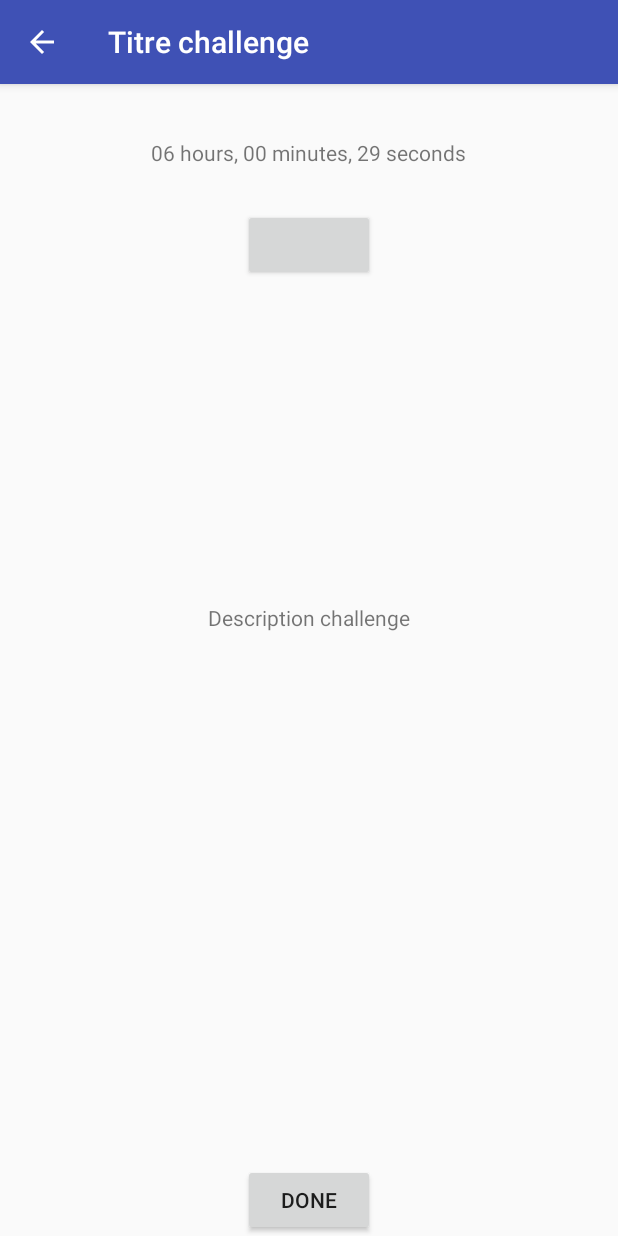
After one commit to MaDumont/rigolog-amc-2016, an Android app: the ChallengeDetail screen opened directly, with no data from a screen before it, on a phone screen of 412 x 824 dp. The commit adds this screen. Run offline under Robolectric (Android 15) with nearby library versions, the phone set to English and light mode, and no system bars.

Commit message:
ajout challenge detail

```diff
--- /dev/null
+++ b/Ringolog/app/src/main/java/com/example/ringolog/ringologapp/ChallengeDetail.java
@@ -0,0 +1,144 @@
+package com.example.ringolog.ringologapp;
+
+import android.content.Intent;
+import android.net.Uri;
+import android.os.Bundle;
+import android.os.CountDownTimer;
+import android.os.Environment;
+import android.provider.MediaStore;
+import android.support.design.widget.FloatingActionButton;
+import android.support.design.widget.Snackbar;
+import android.support.v7.app.AppCompatActivity;
+import android.support.v7.widget.Toolbar;
+import android.util.Log;
+import android.view.View;
+import android.widget.Button;
+import android.widget.Chronometer;
+import android.widget.TextView;
+
+import java.io.File;
+import java.io.IOException;
+import java.text.SimpleDateFormat;
+import java.util.Date;
+
+public class ChallengeDetail extends AppCompatActivity {
+
+    private static final int REQUEST_TAKE_PHOTO = 1;
+
+    @Override
+    protected void onCreate(Bundle savedInstanceState) {
+        super.onCreate(savedInstanceState);
+        setContentView(R.layout.activity_challenge_detail);
+        Toolbar toolbar = (Toolbar) findViewById(R.id.toolbar);
+        setSupportActionBar(toolbar);
+        getSupportActionBar().setDisplayHomeAsUpEnabled(true);
+        getSupportActionBar().setDisplayShowHomeEnabled(true);
+        getSupportActionBar().setTitle("Titre challenge");
+        toolbar.setNavigationOnClickListener(new View.OnClickListener() {
+            @Override
+            public void onClick(View v) {
+                finish();
+            }
+        });
+//        Chronometer timer = (Chronometer)findViewById(R.id.chronometer);
+//        timer.setFormat("");
+        final TextView timer = (TextView)findViewById(R.id.editTextTime);
+        int hoursToGo = 6;
+        int minutesToGo = 0;
+        int secondsToGo = 30;
+
+        int millisToGo = secondsToGo*1000+minutesToGo*1000*60+hoursToGo*1000*60*60;
+
+        new CountDownTimer(millisToGo,1000) {
+
+            @Override
+            public void onTick(long millis) {
+                int seconds = (int) (millis / 1000) % 60 ;
+                int minutes = (int) ((millis / (1000*60)) % 60);
+                int hours   = (int) ((millis / (1000*60*60)) % 24);
+                String text = String.format("%02d hours, %02d minutes, %02d seconds",hours,minutes,seconds);
+                timer.setText(text);
+            }
+
+            @Override
+            public void onFinish() {
+                timer.setText("No time left!");
+            }
+        }.start();
+
+        Button cameraBtn = (Button) findViewById(R.id.cameraBtn);
+        cameraBtn.setOnClickListener(new View.OnClickListener() {
+
+            @Override
+            public void onClick(View v) {
+                // TODO Auto-generated method stub
+//                Intent intent = new Intent(MediaStore.INTENT_ACTION_STILL_IMAGE_CAMERA);
+//                startActivity(intent);
+                dispatchTakePictureIntent();
+            }
+        });
+
+        Button doneButton = (Button) findViewById(R.id.doneChallenge);
+        doneButton.setOnClickListener(new View.OnClickListener() {
+
+            @Override
+            public void onClick(View v) {
+                // TODO Auto-generated method stub
+//                Intent intent = new Intent(MediaStore.INTENT_ACTION_STILL_IMAGE_CAMERA);
+//                startActivity(intent);
+                finish();
+            }
+        });
+
+
+
+
+    }
+
+    private void dispatchTakePictureIntent() {
+        Intent takePictureIntent = new Intent(MediaStore.ACTION_IMAGE_CAPTURE);
+        // Ensure that there's a camera activity to handle the intent
+        if (takePictureIntent.resolveActivity(getPackageManager()) != null) {
+            // Create the File where the photo should go
+            File photoFile = null;
+            try {
+                photoFile = createImageFile();
+            } catch (IOException ex) {
+                // Error occurred while creating the File
+            }
+            // Continue only if the File was successfully created
+            if (photoFile != null) {
+                takePictureIntent.putExtra(MediaStore.EXTRA_OUTPUT,
+                        Uri.fromFile(photoFile));
+                startActivityForResult(takePictureIntent, REQUEST_TAKE_PHOTO);
+            }
+        }
+    }
+
+    String mCurrentPhotoPath;
+
+    private File createImageFile() throws IOException {
+        // Create an image file name
+        String timeStamp = new SimpleDateFormat("yyyyMMdd_HHmmss").format(new Date());
+        String imageFileName = "JPEG_" + timeStamp + "_";
+        File storageDir = Environment.getExternalStoragePublicDirectory(
+                Environment.DIRECTORY_PICTURES);
+        File image = File.createTempFile(
+                imageFileName,  /* prefix */
+                ".jpg",         /* suffix */
+                storageDir      /* directory */
+        );
+
+        // Save a file: path for use with ACTION_VIEW intents
+        mCurrentPhotoPath = "file:" + image.getAbsolutePath();
+        Log.w("Ringolog", mCurrentPhotoPath);
+        return image;
+    }
+
+//    private void doneChallenge(View view){
+//        finish();
+//    }
+
+
+
+}
--- /dev/null
+++ b/Ringolog/app/src/main/res/layout/activity_challenge_detail.xml
@@ -0,0 +1,56 @@
+<?xml version="1.0" encoding="utf-8"?>
+<RelativeLayout
+    xmlns:android="http://schemas.android.com/apk/res/android"
+    xmlns:app="http://schemas.android.com/apk/res-auto"
+    xmlns:tools="http://schemas.android.com/tools" android:layout_width="match_parent"
+    android:layout_height="match_parent" android:fitsSystemWindows="true"
+    tools:context="com.example.ringolog.ringologapp.ChallengeDetail">
+
+    <android.support.design.widget.AppBarLayout android:layout_height="wrap_content"
+        android:layout_width="match_parent" android:theme="@style/AppTheme.AppBarOverlay"
+        android:id="@+id/view2">
+
+        <android.support.v7.widget.Toolbar android:id="@+id/toolbar"
+            android:layout_width="match_parent" android:layout_height="?attr/actionBarSize"
+            android:background="?attr/colorPrimary" app:popupTheme="@style/AppTheme.PopupOverlay" />
+
+    </android.support.design.widget.AppBarLayout>
+
+    <include layout="@layout/content_challenge_detail" />
+
+    <TextView
+        android:layout_width="wrap_content"
+        android:layout_height="wrap_content"
+        android:id="@+id/editTextTime"
+        android:text="@string/time"
+        android:layout_marginTop="36dp"
+        android:layout_below="@+id/view2"
+        android:layout_centerHorizontal="true" />
+
+    <Button
+        android:layout_width="wrap_content"
+        android:layout_height="wrap_content"
+        android:id="@+id/cameraBtn"
+        android:layout_below="@+id/editTextTime"
+        android:layout_centerHorizontal="true"
+        android:layout_marginTop="28dp"/>
+
+    <TextView
+        android:layout_width="wrap_content"
+        android:layout_height="wrap_content"
+        android:id="@+id/editTextDescription"
+        android:layout_centerVertical="true"
+        android:layout_centerHorizontal="true"
+        android:text="Description challenge" />
+
+    <Button
+        android:layout_width="wrap_content"
+        android:layout_height="wrap_content"
+        android:text="Done"
+        android:id="@+id/doneChallenge"
+
+        android:layout_alignParentBottom="true"
+        android:layout_centerHorizontal="true" />
+
+
+</RelativeLayout>
--- /dev/null
+++ b/Ringolog/app/src/main/res/layout/content_challenge_detail.xml
@@ -0,0 +1,13 @@
+<?xml version="1.0" encoding="utf-8"?>
+<RelativeLayout xmlns:android="http://schemas.android.com/apk/res/android"
+    xmlns:tools="http://schemas.android.com/tools"
+    xmlns:app="http://schemas.android.com/apk/res-auto" android:layout_width="match_parent"
+    android:layout_height="match_parent" android:paddingLeft="@dimen/activity_horizontal_margin"
+    android:paddingRight="@dimen/activity_horizontal_margin"
+    android:paddingTop="@dimen/activity_vertical_margin"
+    android:paddingBottom="@dimen/activity_vertical_margin"
+    app:layout_behavior="@string/appbar_scrolling_view_behavior"
+    tools:showIn="@layout/activity_challenge_detail"
+    tools:context="com.example.ringolog.ringologapp.ChallengeDetail">
+
+</RelativeLayout>
--- a/Ringolog/app/src/main/res/values/strings.xml
+++ b/Ringolog/app/src/main/res/values/strings.xml
@@ -15,4 +15,8 @@
     <string name="permission_rationale">"Contacts permissions are needed for providing email
         completions."
     </string>
+    <string name="title_activity_challenge_detail">ChallengeDetail</string>
+    <string name="time">TIMEREMAINING</string>
+    <string name="title_activity_custom__camera">Custom_CameraActivity</string>
+    <string name="title_activity_camera_preview">CameraPreview</string>
 </resources>
```
Also changed, not shown: Ringolog/app/src/main/AndroidManifest.xml (+12 -4 lines).
